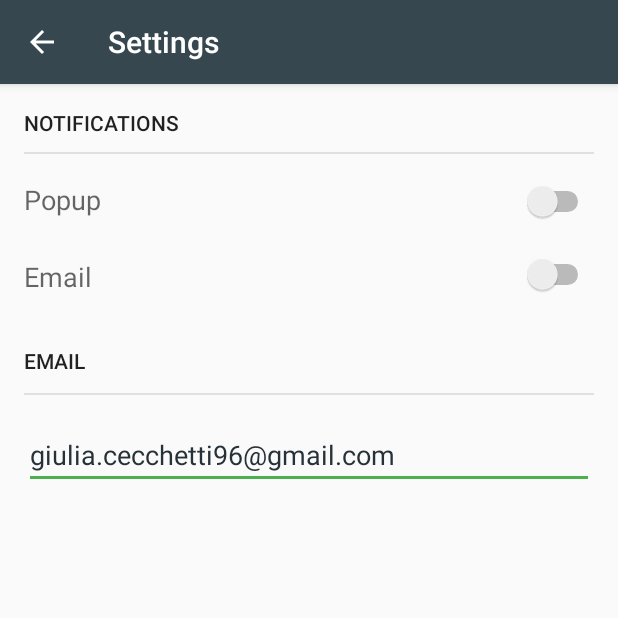
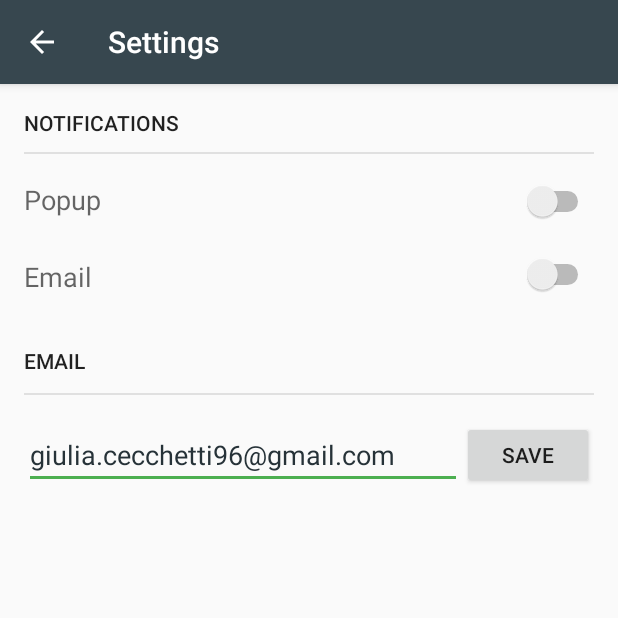
Before and after one commit to fusaimoe/embedded-systems, an Android app: the MainActivity screen opened directly, with no data from a screen before it, after a tap on "Settings", on a phone screen of 412 x 824 dp, the top half of it. Run offline under Robolectric (Android 15) with nearby library versions, the phone set to English and light mode, and no system bars.

Commit message:
Quickfix for Settings

```diff
--- a/consegna-3/smart_car_android/app/src/main/java/com/fusaimoe/smart_car/C.java
+++ b/consegna-3/smart_car_android/app/src/main/java/com/fusaimoe/smart_car/C.java
@@ -23,5 +23,4 @@ public class C {
 
     static final int ENABLE_BT_REQUEST = 1;
 
-
 }
--- a/consegna-3/smart_car_android/app/src/main/res/layout/activity_settings.xml
+++ b/consegna-3/smart_car_android/app/src/main/res/layout/activity_settings.xml
@@ -97,4 +97,13 @@
         android:layout_alignParentTop="true"
         android:layout_alignParentStart="true" />
 
+    <Button
+        android:text="SAVE"
+        android:layout_width="wrap_content"
+        android:layout_height="wrap_content"
+        android:id="@+id/save"
+        android:layout_alignTop="@+id/emailTextBox"
+        android:layout_alignParentEnd="true"
+        android:layout_alignBottom="@+id/emailTextBox" />
+
 </RelativeLayout>
--- a/consegna-3/smart_car_android/app/src/main/res/values/strings.xml
+++ b/consegna-3/smart_car_android/app/src/main/res/values/strings.xml
@@ -10,7 +10,7 @@
     <string name="btUnavailableAlertMessage">Bluetooth unavailable on this device</string>
     <string name="btUnavailableAlertBtnText">Close APP</string>
 
-    <string name="locationNotAvailable">Your location can't be retrieved!</string>
+    <string name="locationNotAvailable">Your location cant be retrieved!</string>
     <string name="locationMarkerTitle">The last contact, while parked, was registered here</string>
 
     <string name="sliderAlertTitle">Attack</string>
```
